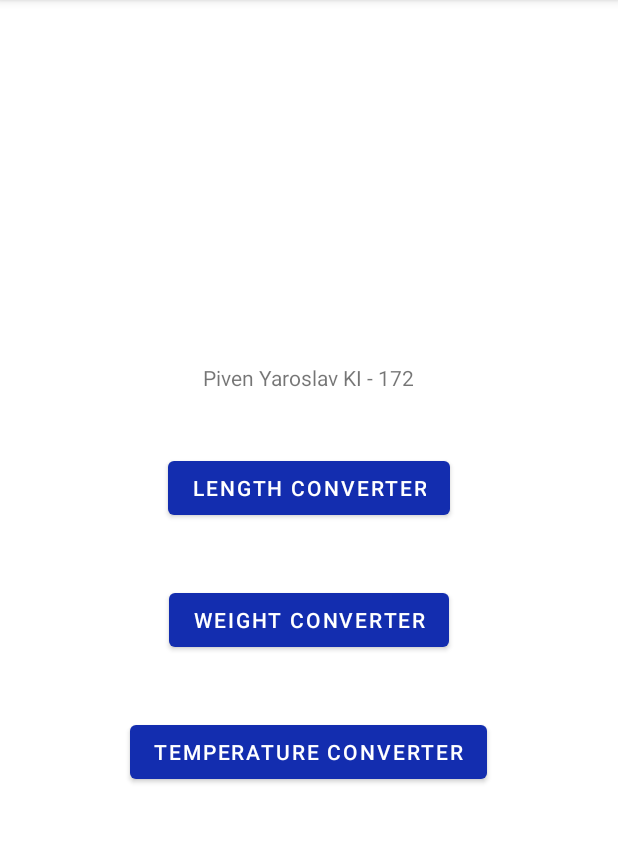
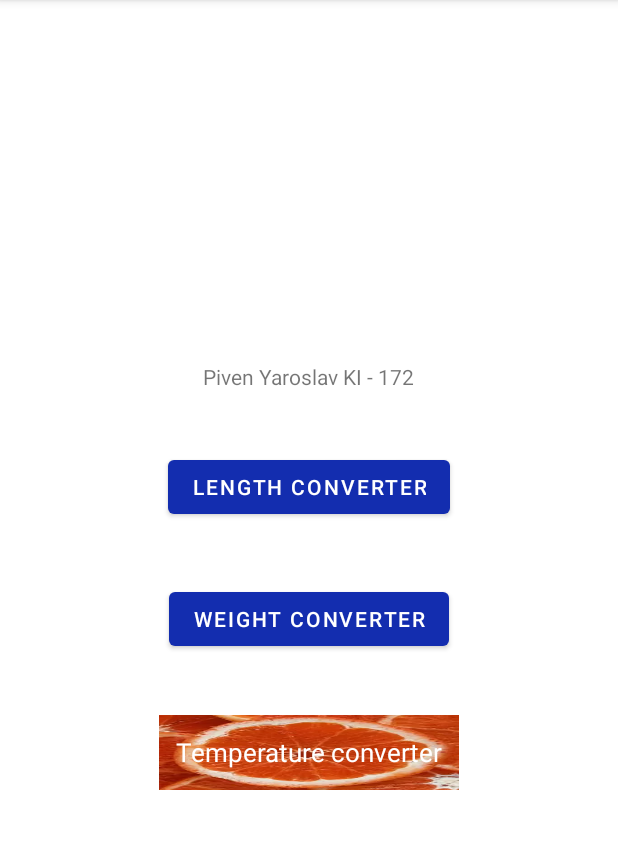
Before and after one commit to Gagloi/AndroidLab1, an Android app: the screen it shows after launch (MainActivity), on a phone screen of 412 x 824 dp, the part 84-933 px from its top. Run offline under Robolectric (Android 15) with nearby library versions, the phone set to English and light mode, and no system bars.

Commit message:
Image background

```diff
--- a/app/src/main/java/com/example/lab1/MenuFragment.java
+++ b/app/src/main/java/com/example/lab1/MenuFragment.java
@@ -5,6 +5,7 @@ import android.view.LayoutInflater;
 import android.view.View;
 import android.view.ViewGroup;
 import android.widget.Button;
+import android.widget.ImageButton;
 import android.widget.Toast;
 
 import androidx.annotation.NonNull;
@@ -22,7 +23,7 @@ public class MenuFragment extends Fragment {
     @Override
     public void onViewCreated(@NonNull View view, @Nullable Bundle savedInstanceState) {
         super.onViewCreated(view, savedInstanceState);
-        Button temperatureConverterButton = (Button) view.findViewById(R.id.temperatureConverter);
+        ImageButton temperatureConverterButton = view.findViewById(R.id.temperatureConverter);
         Button weightConverterButton = (Button) view.findViewById(R.id.weightConverter);
         Button lengthConverterButton = view.findViewById(R.id.lengthConverter);
 
--- a/app/src/main/res/layout/fragment_menu.xml
+++ b/app/src/main/res/layout/fragment_menu.xml
@@ -32,14 +32,26 @@
             android:layout_below="@id/lengthConverter"
             android:layout_centerHorizontal="true"
             android:layout_margin="20dp"/>
-    <Button
-            android:layout_width="wrap_content"
-            android:layout_height="wrap_content"
+    <ImageButton
+        android:layout_width="200dp"
+        android:layout_height="50dp"
         android:text="@string/temperatureConverter"
         android:textColor="@color/white"
+        android:background="@drawable/button"
         android:id="@+id/temperatureConverter"
         android:layout_below="@id/weightConverter"
         android:layout_centerHorizontal="true"
         android:layout_margin="20dp"/>
+    <TextView
+        android:textColor="@color/white"
+        android:text="@string/temperatureConverter"
+        android:textSize="17dp"
+        android:layout_below="@id/weightConverter"
+        android:layout_centerHorizontal="true"
+        android:layout_margin="20dp"
+        android:layout_width="200dp"
+        android:layout_height="50dp"
+        android:gravity="center"/>
+
 
 </RelativeLayout>
```
Also changed, not shown: app/src/main/res/drawable-mdpi/button.9.png (added). Lines whose indentation alone changed are shown as unchanged.
